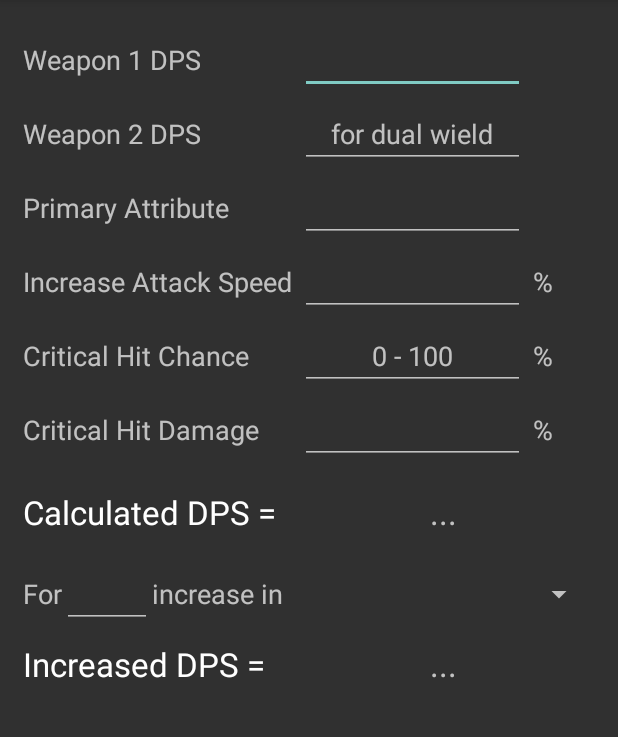
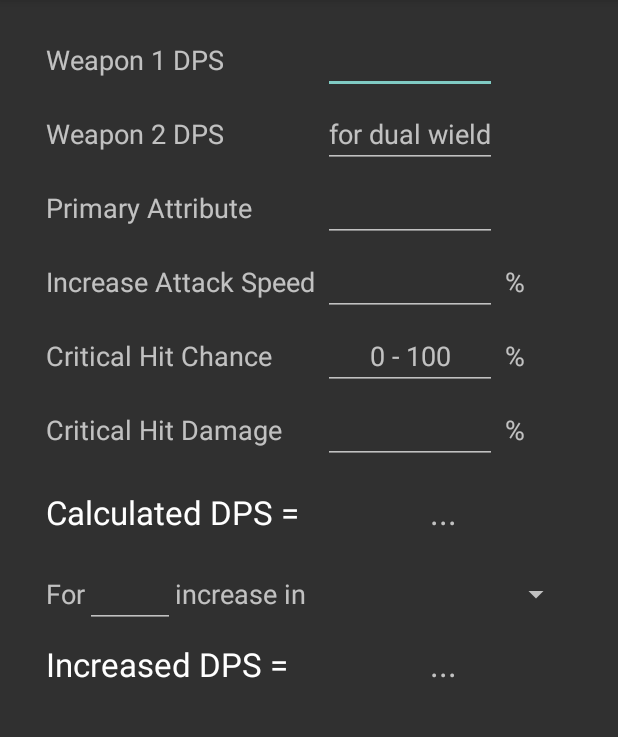
Before and after one commit to forkburn/DpsCalc, an Android app: the layout profile_data_input_form.xml on its own in the app's theme, with its tools: preview values and no code run, on a phone screen of 412 x 824 dp, the part 84-821 px from its top. Run offline under Robolectric (Android 15) with nearby library versions, the phone set to English and light mode, and no system bars.

Commit message:
tuend the UI

```diff
--- a/app/src/main/res/layout/profile_data_input_form.xml
+++ b/app/src/main/res/layout/profile_data_input_form.xml
@@ -3,7 +3,9 @@
     android:layout_width="fill_parent"
     android:layout_height="fill_parent"
     android:layout_weight="1"
-    android:scrollbars="none">
+    android:scrollbars="none"
+    android:paddingLeft="15dp"
+    android:paddingRight="15dp">
 
     <TableLayout
         android:id="@+id/dps_input_form"
@@ -17,13 +19,13 @@
 
 
             <TextView
-                style="@style/textlabel_style"
+                style="@style/text_label_style"
                 android:text="Weapon 1 DPS" />
 
 
             <EditText
                 android:id="@+id/wp1DpsEdit"
-                style="@style/textinput_style">
+                style="@style/text_input_style">
 
                 <requestFocus />
             </EditText>
@@ -44,7 +46,7 @@
 
             <EditText
                 android:id="@+id/wp2DpsEdit"
-                style="@style/textinput_style"
+                style="@style/text_input_style"
 
                 android:hint="for dual wield" />
 
@@ -64,7 +66,7 @@
 
             <EditText
                 android:id="@+id/mainAttbEdit"
-                style="@style/textinput_style" />
+                style="@style/text_input_style" />
         </TableRow>
 
         <TableRow
@@ -81,7 +83,7 @@
 
             <EditText
                 android:id="@+id/iasEdit"
-                style="@style/textinput_style" />
+                style="@style/text_input_style" />
 
 
             <TextView
@@ -108,7 +110,7 @@
 
             <EditText
                 android:id="@+id/critChanceEdit"
-                style="@style/textinput_style"
+                style="@style/text_input_style"
                 android:hint="0 - 100" />
 
 
@@ -135,7 +137,7 @@
 
             <EditText
                 android:id="@+id/critDamEdit"
-                style="@style/textinput_style" />
+                style="@style/text_input_style" />
 
 
             <TextView
@@ -163,7 +165,7 @@
 
             <TextView
                 android:id="@+id/calcDpsDisplay"
-                style="@style/resulttext_style" />
+                style="@style/result_text_style" />
 
         </TableRow>
 
@@ -229,7 +231,7 @@
 
             <TextView
                 android:id="@+id/deltaDpsDisplay"
-                style="@style/resulttext_style"
+                style="@style/result_text_style"
                 android:layout_width="wrap_content"
                 android:layout_height="wrap_content"
                 android:layout_weight="1"
--- a/app/src/main/res/values-large/dimens.xml
+++ /dev/null
@@ -1,7 +0,0 @@
-<resources>
-
-    <dimen name="padding_small">8dp</dimen>
-    <dimen name="padding_medium">16dp</dimen>
-    <dimen name="padding_large">16dp</dimen>
-
-</resources>
--- a/app/src/main/res/values-v11/styles.xml
+++ /dev/null
@@ -1,5 +0,0 @@
-<resources>
-
-    <style name="AppTheme" parent="android:Theme.Holo.Light" />
-
-</resources>
--- a/app/src/main/res/values-v14/styles.xml
+++ /dev/null
@@ -1,5 +0,0 @@
-<resources>
-
-    <style name="AppTheme" parent="android:Theme.Holo.Light.DarkActionBar" />
-
-</resources>
--- a/app/src/main/res/values/styles.xml
+++ b/app/src/main/res/values/styles.xml
@@ -1,24 +1,23 @@
 <resources>
 
 
-    <style name="textinput_style">
+    <style name="text_input_style">
         <item name="android:layout_marginLeft">5dp</item>
         <item name="android:layout_marginRight">5dp</item>
-
-        <item name="android:layout_width">150dp</item>
+        <item name="android:layout_width">fill_parent</item>
         <item name="android:layout_height">wrap_content</item>
         <item name="android:textAppearance">?android:attr/textAppearanceMedium</item>
         <item name="android:gravity">center</item>
         <item name="android:inputType">numberDecimal</item>
     </style>
 
-    <style name="textlabel_style">
+    <style name="text_label_style">
         <item name="android:layout_width">wrap_content</item>
         <item name="android:layout_height">wrap_content</item>
         <item name="android:textAppearance">?android:attr/textAppearanceMedium</item>
     </style>
 
-    <style name="resulttext_style">
+    <style name="result_text_style">
         <item name="android:layout_width">wrap_content</item>
         <item name="android:layout_height">wrap_content</item>
         <item name="android:layout_weight">1</item>
```
